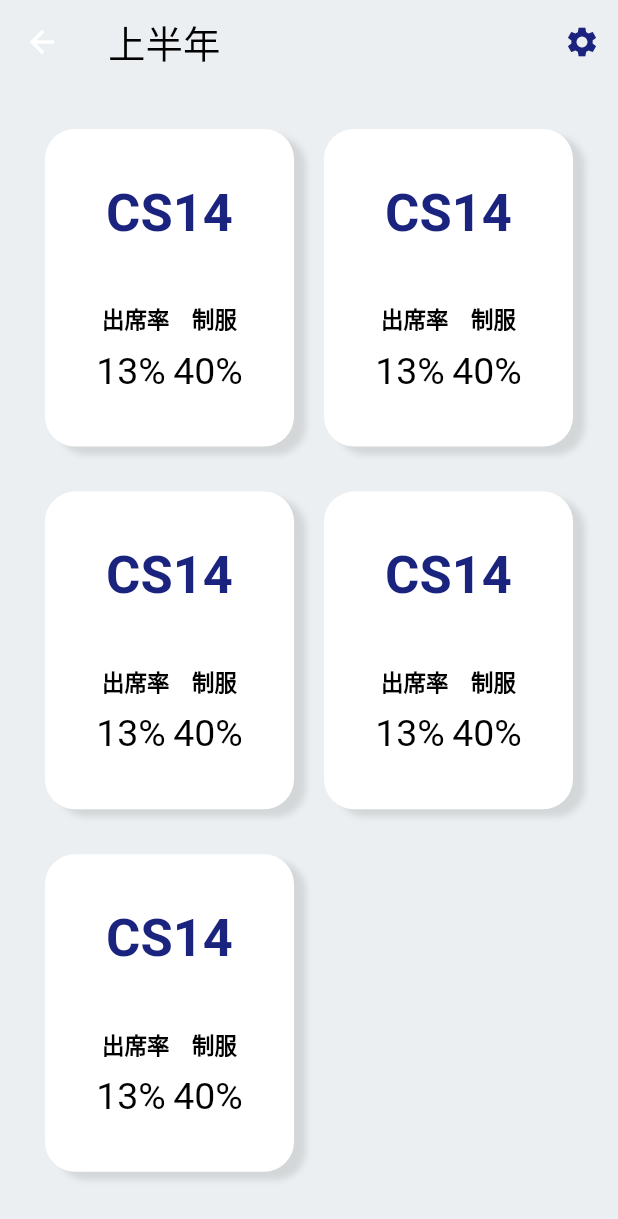
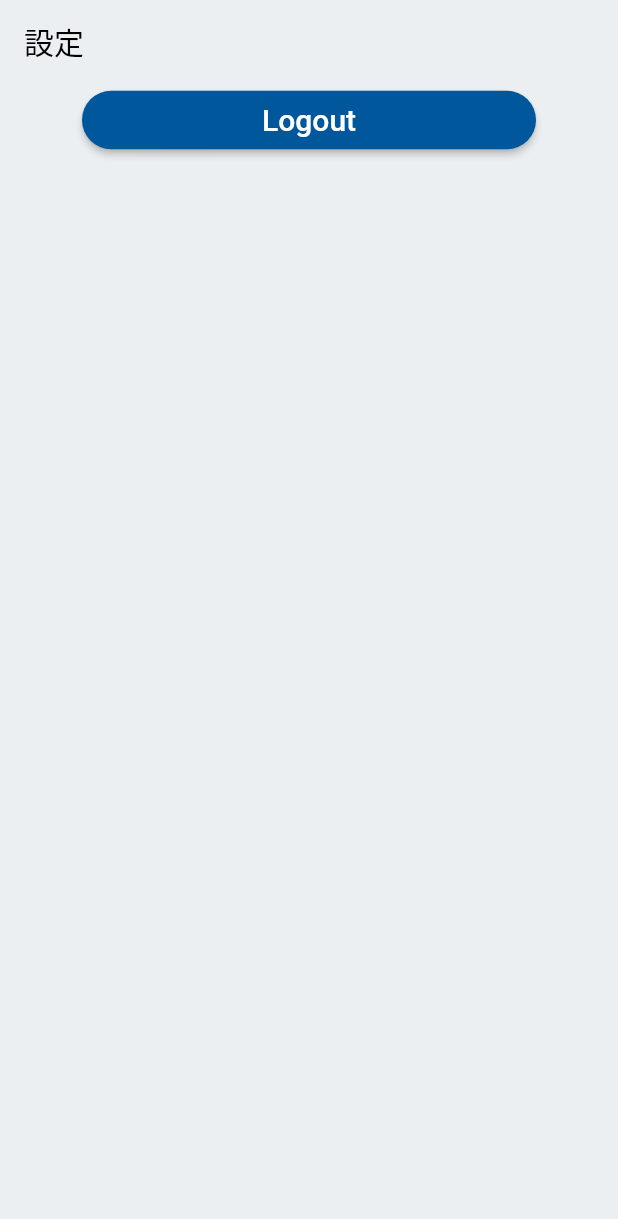
Before and after one commit to ameysunu/attendance, a Flutter app: the HalfYear screen opened directly, after a tap on the "settings" icon, on a phone screen of 412 x 824 dp. Shown: the top 1219 px of the screen. Run offline on Flutter 3.47's test engine with Material 2 defaults, Android fonts, the phone set to English and light mode, and no system bars; our stand-ins replace cloud_firestore, email_validator, firebase_auth, firebase_core; accounts and stored records are empty.

Commit message:
logout added

```diff
--- a/lib/pages/half_year.dart
+++ b/lib/pages/half_year.dart
@@ -1,3 +1,4 @@
+import 'package:boysbrigade/pages/settings.dart';
 import 'package:flutter/material.dart';
 
 class HalfYear extends StatefulWidget {
@@ -27,7 +28,8 @@ class _HalfYearState extends State<HalfYear> {
               color: Colors.indigo[900],
             ),
             onPressed: () {
-              null;
+              Navigator.push(
+                  context, MaterialPageRoute(builder: (context) => Settings()));
             },
           )
         ],
--- a/lib/pages/settings.dart
+++ b/lib/pages/settings.dart
@@ -0,0 +1,53 @@
+import 'package:boysbrigade/pages/login.dart';
+import 'package:firebase_auth/firebase_auth.dart';
+import 'package:flutter/material.dart';
+
+class Settings extends StatefulWidget {
+  @override
+  _SettingsState createState() => _SettingsState();
+}
+
+class _SettingsState extends State<Settings> {
+  @override
+  Widget build(BuildContext context) {
+    return Scaffold(
+      backgroundColor: Colors.blueGrey[50],
+      appBar: AppBar(
+        elevation: 0,
+        automaticallyImplyLeading: false,
+        backgroundColor: Colors.blueGrey[50],
+        title: Text(
+          "設定",
+          style: TextStyle(color: Colors.black),
+        ),
+      ),
+      body: Column(
+        children: [
+          Center(
+            child: RaisedButton(
+              shape: RoundedRectangleBorder(
+                borderRadius: BorderRadius.circular(30),
+              ),
+              color: Colors.lightBlue[900],
+              textColor: Colors.white,
+              padding: EdgeInsets.symmetric(vertical: 8, horizontal: 120),
+              onPressed: () {
+                signOut();
+                Navigator.pushReplacement(
+                    context, MaterialPageRoute(builder: (context) => Login()));
+              },
+              child: Text(
+                'Logout', //submit
+                style: TextStyle(fontSize: 20),
+              ),
+            ),
+          ),
+        ],
+      ),
+    );
+  }
+}
+
+void signOut() {
+  FirebaseAuth.instance.signOut();
+}
```
